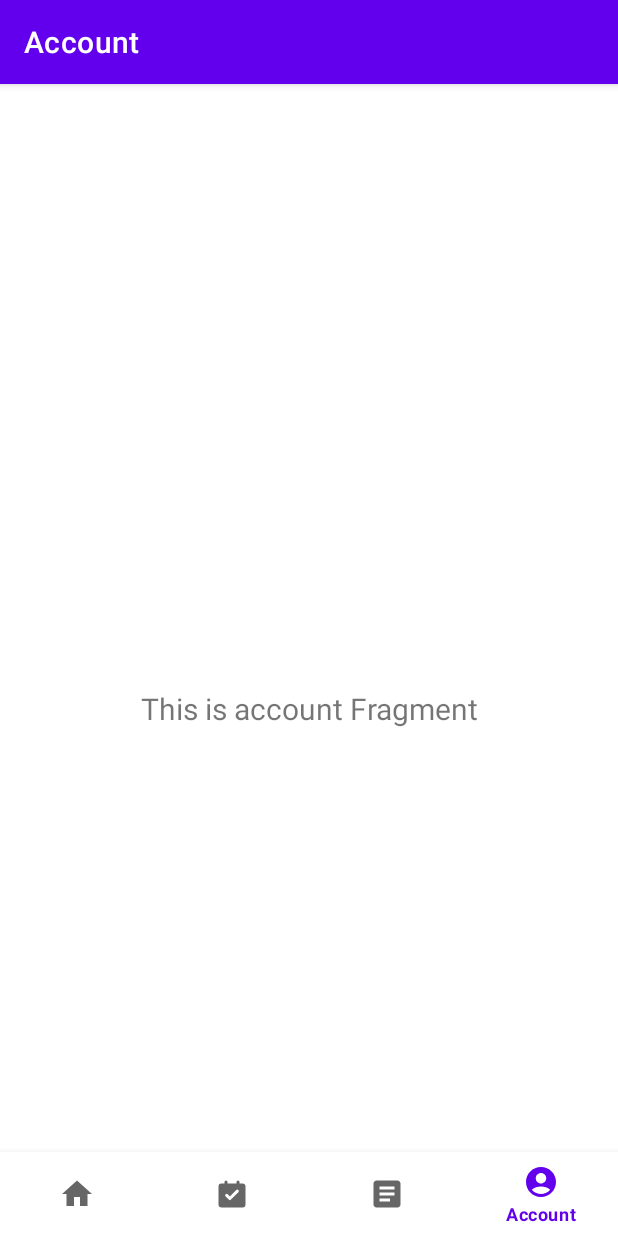
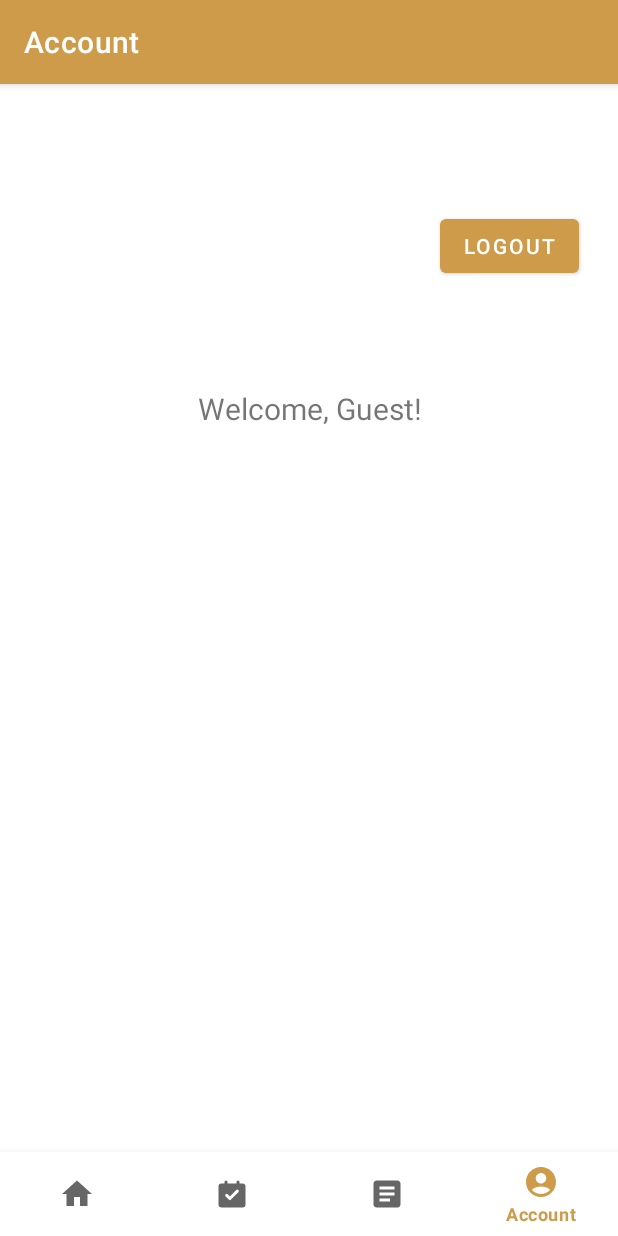
Before and after one commit to nabilrn/Outfyt, an Android app: the HomeFragment screen opened through its navigation route, item 4 of the bottom bar chosen, on a phone screen of 412 x 824 dp. Run offline under Robolectric (Android 15) with nearby library versions, the phone set to English and light mode, and no system bars; our stand-ins replace navigation-ui.

Commit message:
Fixing Logout Button

```diff
--- a/Mobile-Development/app/src/main/java/com/example/outfyt/ui/account/AccountFragment.kt
+++ b/Mobile-Development/app/src/main/java/com/example/outfyt/ui/account/AccountFragment.kt
@@ -5,38 +5,69 @@ import androidx.fragment.app.Fragment
 import android.view.LayoutInflater
 import android.view.View
 import android.view.ViewGroup
-import android.widget.TextView
-import androidx.lifecycle.ViewModelProvider
+import androidx.activity.OnBackPressedCallback
+import androidx.fragment.app.viewModels
+import androidx.lifecycle.Observer
+import androidx.navigation.fragment.findNavController
+import com.example.outfyt.R
+import com.example.outfyt.data.local.LoginPreferences
 import com.example.outfyt.databinding.FragmentAccountBinding
 
 class AccountFragment : Fragment() {
 
     private var _binding: FragmentAccountBinding? = null
-
-    // This property is only valid between onCreateView and
-    // onDestroyView.
     private val binding get() = _binding!!
+    private val accountViewModel: AccountViewModel by viewModels()
 
     override fun onCreateView(
         inflater: LayoutInflater,
         container: ViewGroup?,
         savedInstanceState: Bundle?
     ): View {
-        val newsViewModel =
-            ViewModelProvider(this)[AccountViewModel::class.java]
+        accountViewModel.displayName.observe(viewLifecycleOwner, Observer { name ->
+            binding.tvWelcome.text = "Welcome, ${name ?: "Guest"}!"
+        })
+
+        accountViewModel.logoutSuccess.observe(viewLifecycleOwner, Observer { isLoggedOut ->
+            if (isLoggedOut) {
+                findNavController().navigate(R.id.action_homeFragment_to_loginFragment)
+            }
+        })
 
         _binding = FragmentAccountBinding.inflate(inflater, container, false)
         val root: View = binding.root
 
-        val textView: TextView = binding.textAccount
-        newsViewModel.text.observe(viewLifecycleOwner) {
-            textView.text = it
+        binding.btnLogout.setOnClickListener {
+            logout()
         }
+
         return root
+    }
+
+    override fun onViewCreated(view: View, savedInstanceState: Bundle?) {
+        super.onViewCreated(view, savedInstanceState)
+
+        val displayName = LoginPreferences.getDisplayName(requireContext()) ?: "Guest"
+        accountViewModel.setDisplayName(displayName)
+    }
+
+    @Deprecated("Deprecated in Java")
+    override fun onActivityCreated(savedInstanceState: Bundle?) {
+        super.onActivityCreated(savedInstanceState)
+
+        requireActivity().onBackPressedDispatcher.addCallback(viewLifecycleOwner, object : OnBackPressedCallback(true) {
+            override fun handleOnBackPressed() {
+                requireActivity().finish()
+            }
+        })
     }
 
     override fun onDestroyView() {
         super.onDestroyView()
         _binding = null
     }
+
+    private fun logout() {
+        accountViewModel.logout(requireContext())
+    }
 }
--- a/Mobile-Development/app/src/main/java/com/example/outfyt/ui/account/AccountViewModel.kt
+++ b/Mobile-Development/app/src/main/java/com/example/outfyt/ui/account/AccountViewModel.kt
@@ -1,12 +1,52 @@
 package com.example.outfyt.ui.account
 
+import android.content.Context
+import android.util.Log
 import androidx.lifecycle.LiveData
 import androidx.lifecycle.MutableLiveData
 import androidx.lifecycle.ViewModel
+import androidx.lifecycle.viewModelScope
+import com.example.outfyt.data.local.LoginPreferences
+import com.example.outfyt.data.remote.response.LogoutRequest
+import com.example.outfyt.data.remote.retrofit.ApiConfig
+import kotlinx.coroutines.launch
 
 class AccountViewModel : ViewModel() {
-    private val _text = MutableLiveData<String>().apply {
-        value = "This is account Fragment"
+    private val _displayName = MutableLiveData<String?>()
+    val displayName: LiveData<String?> = _displayName
+
+    private val _logoutSuccess = MutableLiveData<Boolean>()
+    val logoutSuccess: LiveData<Boolean> = _logoutSuccess
+
+    fun setDisplayName(name: String?) {
+        _displayName.value = name
     }
-    val text: LiveData<String> = _text
+
+    fun logout(context: Context) {
+        val currentAccessToken = LoginPreferences.getAccessToken(context)
+
+        if (currentAccessToken == null) {
+            val logoutRequest = LogoutRequest(currentAccessToken.toString())
+            val apiService = ApiConfig.api
+
+            viewModelScope.launch {
+                try {
+                    val response = apiService.logout(logoutRequest)
+
+                    if (response.isSuccessful && response.body()?.success == true) {
+                        LoginPreferences.saveLoginState(context, false, null, null)
+                        _logoutSuccess.postValue(true)
+                    } else {
+                        _logoutSuccess.postValue(false)
+                        Log.e("LogoutViewModel", "Logout failed: ${response.message()}")
+                    }
+                } catch (_: Exception) {
+                    _logoutSuccess.postValue(false)
+                }
+            }
+        } else {
+            LoginPreferences.saveLoginState(context, false, null, null)
+            _logoutSuccess.postValue(true)
+        }
+    }
 }
--- a/Mobile-Development/app/src/main/java/com/example/outfyt/ui/home/HomeFragment.kt
+++ b/Mobile-Development/app/src/main/java/com/example/outfyt/ui/home/HomeFragment.kt
@@ -6,18 +6,12 @@ import android.view.View
 import android.view.ViewGroup
 import androidx.activity.OnBackPressedCallback
 import androidx.fragment.app.Fragment
-import androidx.fragment.app.viewModels
-import androidx.lifecycle.Observer
-import androidx.navigation.fragment.findNavController
 import com.example.outfyt.databinding.FragmentHomeBinding
-import com.example.outfyt.R
-import com.example.outfyt.data.local.LoginPreferences
 
 class HomeFragment : Fragment() {
 
     private var _binding: FragmentHomeBinding? = null
     private val binding get() = _binding!!
-    private val homeViewModel: HomeViewModel by viewModels()
 
     override fun onCreateView(
         inflater: LayoutInflater, container: ViewGroup?,
@@ -25,28 +19,7 @@ class HomeFragment : Fragment() {
     ): View {
         _binding = FragmentHomeBinding.inflate(inflater, container, false)
 
-        homeViewModel.displayName.observe(viewLifecycleOwner, Observer { name ->
-            binding.tvWelcome.text = "Welcome, ${name ?: "Guest"}!"
-        })
-
-        homeViewModel.logoutSuccess.observe(viewLifecycleOwner, Observer { isLoggedOut ->
-            if (isLoggedOut) {
-                findNavController().navigate(R.id.action_homeFragment_to_loginFragment)
-            }
-        })
-
-        binding.btnLogout.setOnClickListener {
-            logout()
-        }
-
         return binding.root
-    }
-
-    override fun onViewCreated(view: View, savedInstanceState: Bundle?) {
-        super.onViewCreated(view, savedInstanceState)
-
-        val displayName = LoginPreferences.getDisplayName(requireContext()) ?: "Guest"
-        homeViewModel.setDisplayName(displayName)
     }
 
     @Deprecated("Deprecated in Java")
@@ -64,8 +37,4 @@ class HomeFragment : Fragment() {
         super.onDestroyView()
         _binding = null
     }
-
-    private fun logout() {
-        homeViewModel.logout(requireContext())
-    }
 }
--- a/Mobile-Development/app/src/main/res/layout/fragment_account.xml
+++ b/Mobile-Development/app/src/main/res/layout/fragment_account.xml
@@ -7,16 +7,28 @@
     tools:context=".ui.home.HomeFragment">
 
     <TextView
-        android:id="@+id/text_account"
+        android:id="@+id/tvWelcome"
         android:layout_width="match_parent"
         android:layout_height="wrap_content"
         android:layout_marginStart="8dp"
-        android:layout_marginTop="8dp"
         android:layout_marginEnd="8dp"
         android:textAlignment="center"
         android:textSize="20sp"
         app:layout_constraintBottom_toBottomOf="parent"
         app:layout_constraintEnd_toEndOf="parent"
+        app:layout_constraintHorizontal_bias="0.0"
+        app:layout_constraintStart_toStartOf="parent"
+        app:layout_constraintTop_toBottomOf="@+id/btnLogout"
+        app:layout_constraintVertical_bias="0.116" />
+
+    <Button
+        android:id="@+id/btnLogout"
+        android:layout_width="wrap_content"
+        android:layout_height="wrap_content"
+        android:layout_marginTop="28dp"
+        android:text="@string/logout"
+        app:layout_constraintEnd_toEndOf="parent"
+        app:layout_constraintHorizontal_bias="0.918"
         app:layout_constraintStart_toStartOf="parent"
         app:layout_constraintTop_toTopOf="parent" />
 </androidx.constraintlayout.widget.ConstraintLayout>
--- a/Mobile-Development/app/src/main/res/values/themes.xml
+++ b/Mobile-Development/app/src/main/res/values/themes.xml
@@ -2,11 +2,11 @@
     <!-- Base application theme. -->
     <style name="Theme.Outfyt" parent="Theme.MaterialComponents.DayNight.DarkActionBar">
         <!-- Primary brand color. -->
-        <item name="colorPrimary">@color/purple_500</item>
+        <item name="colorPrimary">@color/coklatTua</item>
         <item name="colorPrimaryVariant">@color/purple_700</item>
         <item name="colorOnPrimary">@color/white</item>
         <!-- Secondary brand color. -->
-        <item name="colorSecondary">@color/teal_200</item>
+        <item name="colorSecondary">@color/coklat</item>
         <item name="colorSecondaryVariant">@color/teal_700</item>
         <item name="colorOnSecondary">@color/black</item>
         <!-- Status bar color. -->
```
Also changed, not shown: Mobile-Development/app/src/main/res/layout/fragment_home.xml (+1 -14 lines).
